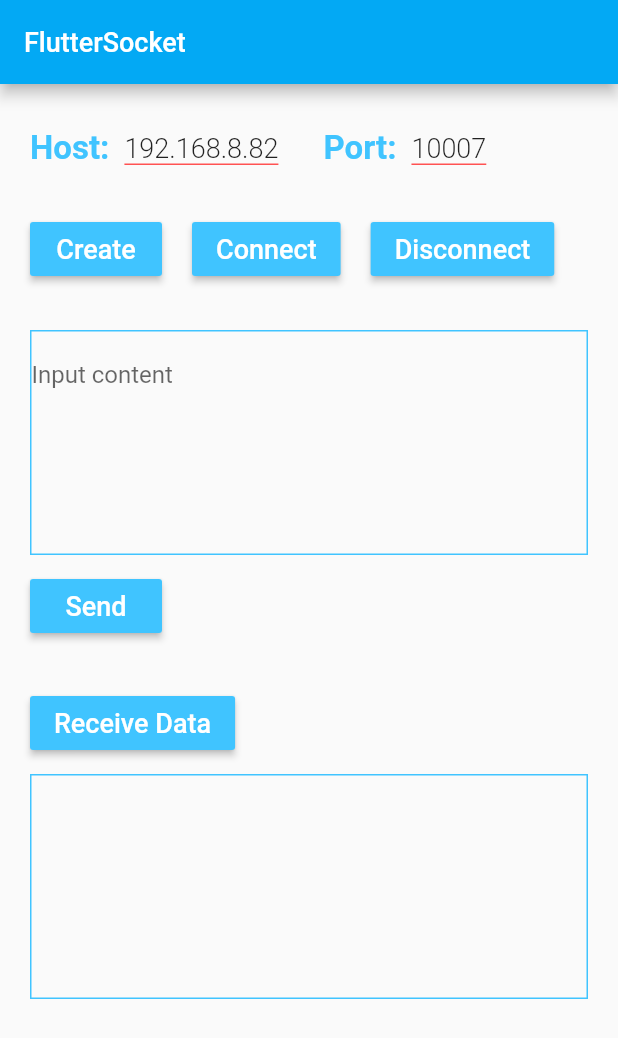
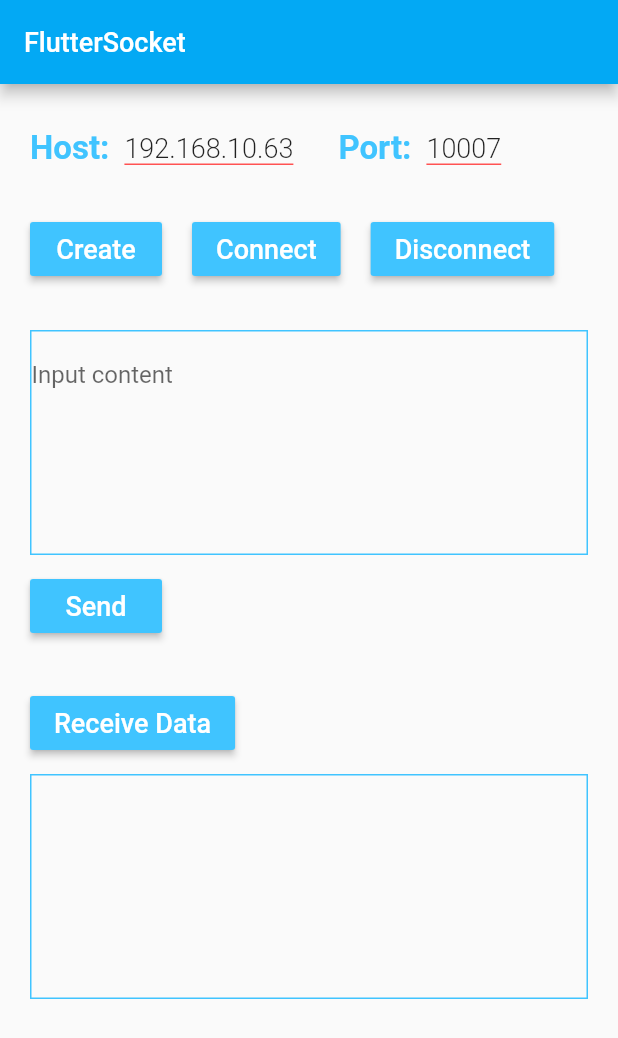
Before and after one commit to waitwalker/flutter_socket_plugin, a Flutter app: the screen it shows after launch, on a phone screen of 412 x 824 dp. Shown: the top 1038 px of the screen. Run offline on Flutter 3.47's test engine with Material 2 defaults, Android fonts, the phone set to English and light mode, and no system bars.

Commit message:
example page update

```diff
--- a/example/lib/main.dart
+++ b/example/lib/main.dart
@@ -26,7 +26,7 @@ class _HomePageState extends State<HomePage> {
 
   FlutterSocket flutterSocket;
   bool connected = false;
-  String _host = "192.168.8.82";
+  String _host = "192.168.10.63";
   int _port = 10007;
   String receiveMessage = "";
 
@@ -90,7 +90,7 @@ class _HomePageState extends State<HomePage> {
       ),
       body: Column(
         children: <Widget>[
-
+          Expanded(child: ListView(children: [
             Padding(
               padding: EdgeInsets.only(top: 30,left: 20,right: 20),
               child: Row(
@@ -196,9 +196,16 @@ class _HomePageState extends State<HomePage> {
                 decoration: BoxDecoration(
                     border: Border.all(color: Colors.lightBlueAccent,width: 1.0)
                 ),
-              child: Text(receiveMessage,style: TextStyle(fontSize: 15,color: Colors.lightBlueAccent,fontWeight: FontWeight.w500),),
+                child: Column(
+                  mainAxisAlignment: MainAxisAlignment.start,
+                  crossAxisAlignment: CrossAxisAlignment.start,
+                  children: [
+                    Expanded(child: Text(receiveMessage,style: TextStyle(fontSize: 15,color: Colors.lightBlueAccent,fontWeight: FontWeight.w500),),)
+                  ],
                 ),
               ),
+            ),
+          ],),),
         ],
       ),
     );
--- a/example/pubspec.yaml
+++ b/example/pubspec.yaml
@@ -1,6 +1,7 @@
 name: flutter_socket_plugin_example
 description: Demonstrates how to use the flutter_socket_plugin plugin.
 publish_to: 'none'
+version: 1.0.2+1
 
 environment:
   sdk: ">=2.1.0 <3.0.0"
```
Also changed, not shown: example/pubspec.lock, pubspec.lock, 8 other files. Lines whose indentation alone changed are shown as unchanged.
